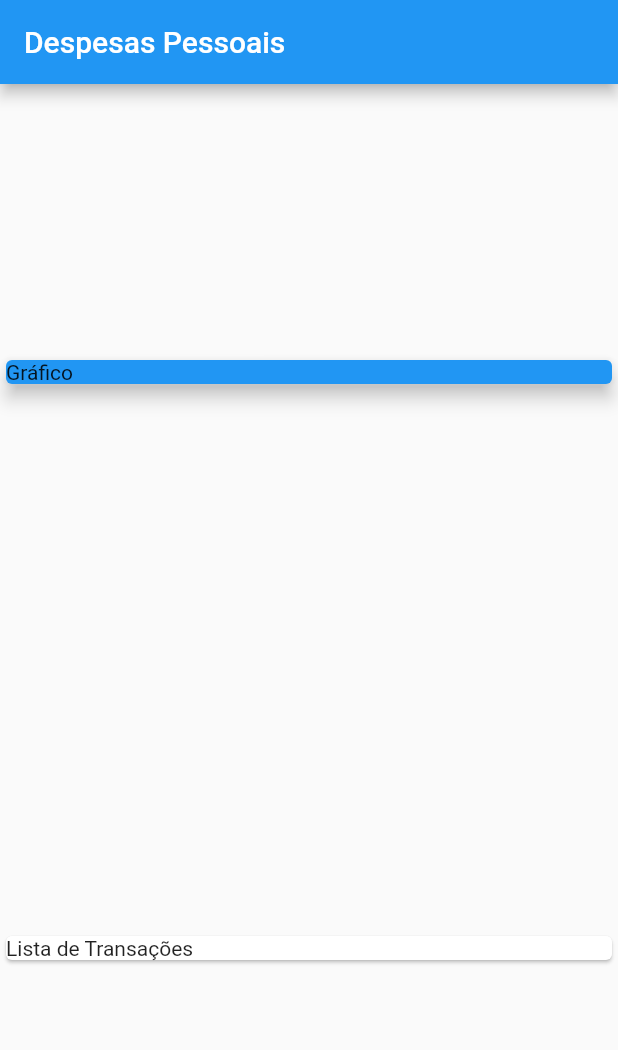
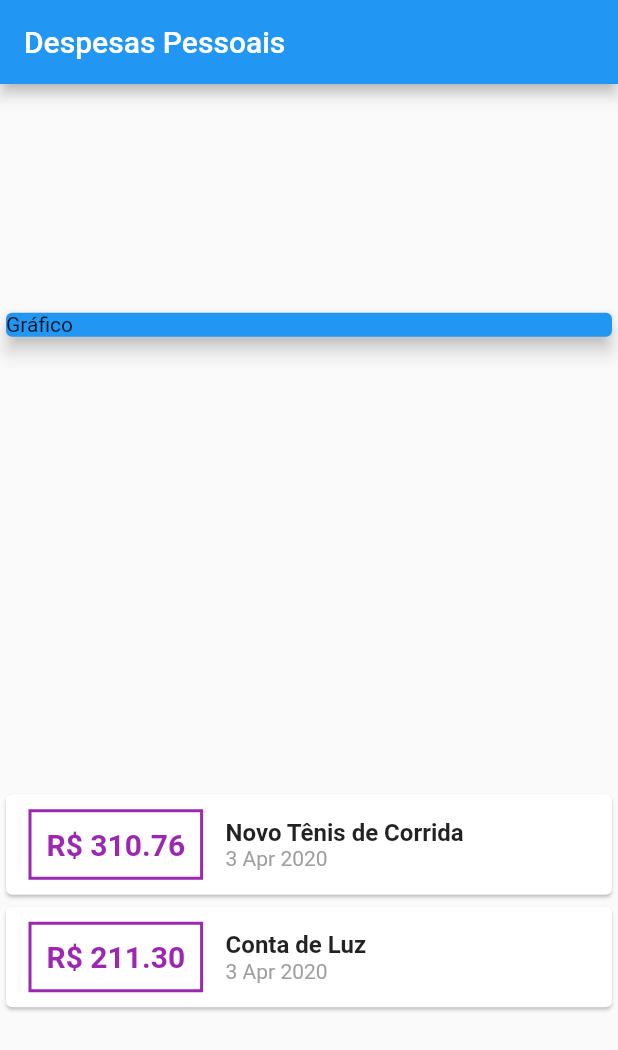
Before and after one commit to juanprog/Expenses-Flutter-App, a Flutter app: the screen it shows after launch, on a phone screen of 412 x 824 dp. Shown: the top 1050 px of the screen. Run offline on Flutter 3.47's test engine with Material 2 defaults, Android fonts, the phone set to English and light mode, and no system bars.

Commit message:
Start creation column of cards

```diff
--- a/lib/main.dart
+++ b/lib/main.dart
@@ -1,5 +1,6 @@
 import 'package:expenses/models/transaction.dart';
 import 'package:flutter/material.dart';
+import 'package:intl/intl.dart';
 
 main() => runApp(Expenses());
 
@@ -46,8 +47,54 @@ class MyHomePage extends StatelessWidget {
               elevation: 5,
             ),
           ),
-          Card(
-            child: Text("Lista de Transações"),
+          Column(
+            children: _transactions.map((tr) {
+              return Card(
+                child: Row(
+                  children: <Widget>[
+                    Container(
+                      margin: EdgeInsets.symmetric(
+                        horizontal: 15,
+                        vertical: 10,
+                      ),
+                      decoration: BoxDecoration(
+                        border: Border.all(
+                          color: Colors.purple,
+                          width: 2,
+                        ),
+                      ),
+                      padding: EdgeInsets.all(10),
+                      child: Text(
+                        "R\$ ${tr.value.toStringAsFixed(2)}",
+                        style: TextStyle(
+                          fontWeight: FontWeight.bold,
+                          fontSize: 20,
+                          color: Colors.purple,
+                        ),
+                      ),
+                    ),
+                    Column(
+                      crossAxisAlignment: CrossAxisAlignment.start,
+                      children: <Widget>[
+                        Text(
+                          tr.title,
+                          style: TextStyle(
+                            fontSize: 16,
+                            fontWeight: FontWeight.bold,
+                          ),
+                        ),
+                        Text(
+                          DateFormat('d MMM y').format(tr.date),
+                          style: TextStyle(
+                            color: Colors.grey,
+                          ),
+                        ),
+                      ],
+                    )
+                  ],
+                ),
+              );
+            }).toList(),
           ),
         ],
       ),
```
